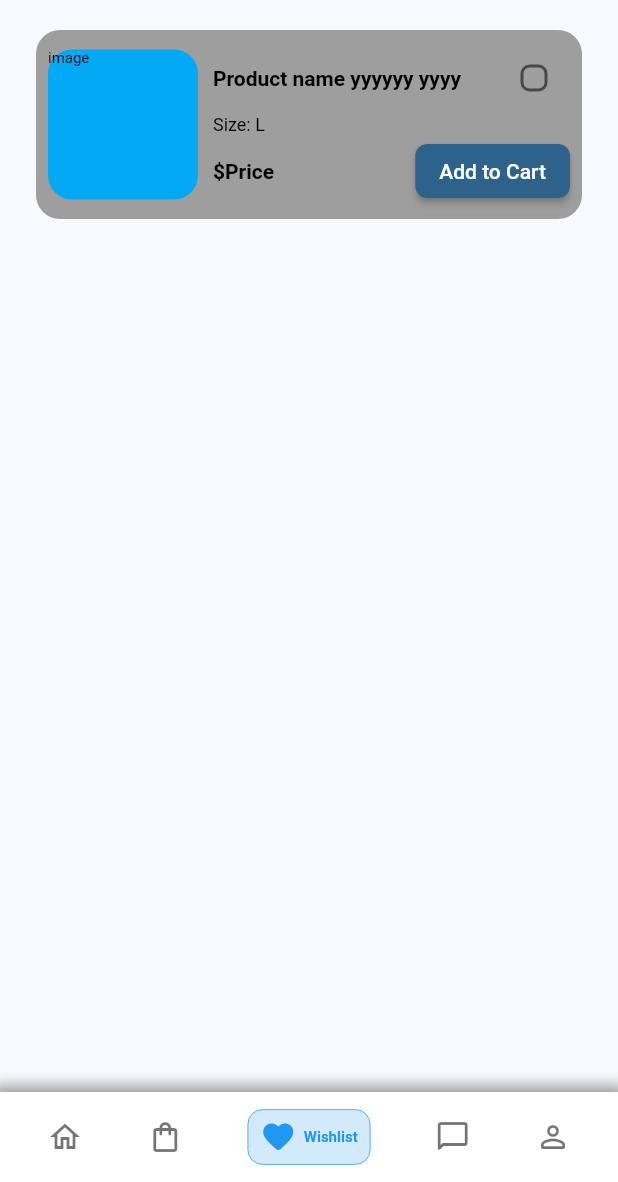
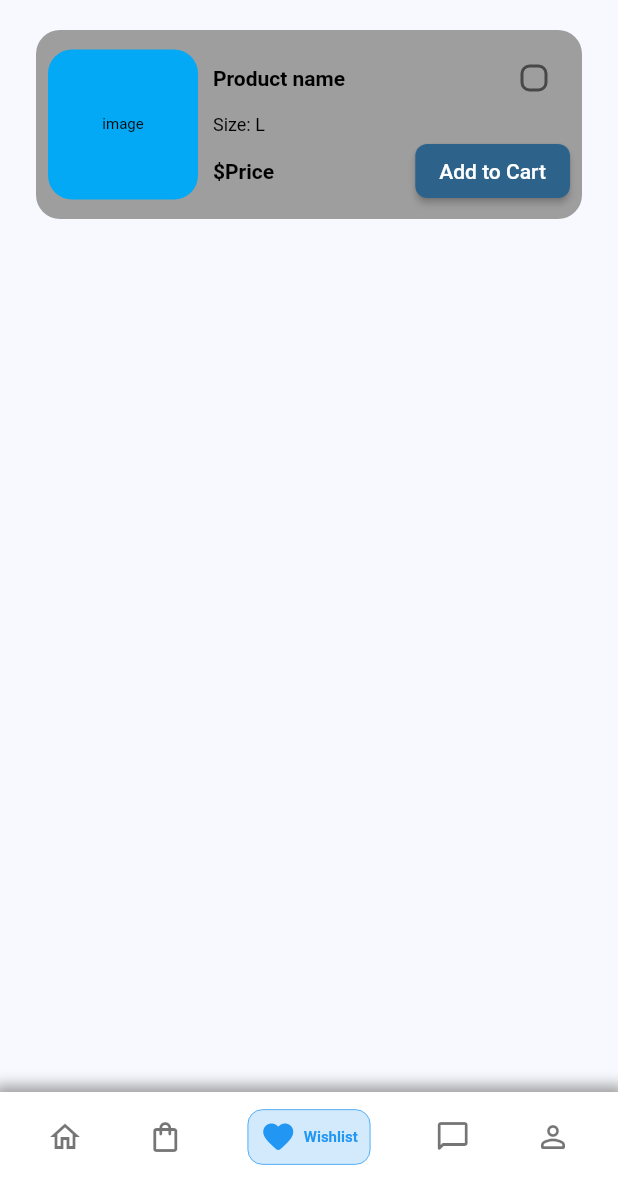
Before and after one commit to ngocnam11/e_shop, a Flutter app: the WishlistScreen screen opened by its route, on a phone screen of 412 x 824 dp, the part 54-1236 px from its top. Run offline on Flutter 3.47's test engine with Material 2 defaults, Android fonts, the phone set to English and light mode, and no system bars; our stand-ins replace flutter_svg; project files that could hold a hidden picture were left out.

Commit message:
update widget to use with ListView

```diff
--- a/lib/widgets/list_item.dart
+++ b/lib/widgets/list_item.dart
@@ -4,8 +4,13 @@ class ListItem extends StatelessWidget {
   const ListItem({
     Key? key,
     required this.child,
+    required this.product,
+    required this.index,
   }) : super(key: key);
+
   final Widget child;
+  final Map<String, dynamic> product;
+  final int index;
 
   @override
   Widget build(BuildContext context) {
@@ -27,7 +32,7 @@ class ListItem extends StatelessWidget {
                 color: Colors.lightBlue,
                 borderRadius: BorderRadius.circular(16),
               ),
-              child: Text('image'),
+              child: Center(child: Text('image')),
             ),
             const SizedBox(width: 10),
             Expanded(
@@ -40,7 +45,7 @@ class ListItem extends StatelessWidget {
                     children: [
                       Expanded(
                         child: Text(
-                          'Product name yyyyyy yyyy',
+                          product.keys.elementAt(index),
                           style: Theme.of(context).textTheme.headline5,
                           maxLines: 2,
                           overflow: TextOverflow.ellipsis,
@@ -53,7 +58,7 @@ class ListItem extends StatelessWidget {
                     ],
                   ),
                   Text(
-                    'Size: L',
+                    product.values.elementAt(index),
                     style: Theme.of(context).textTheme.bodyText1,
                   ),
                   Row(
```
